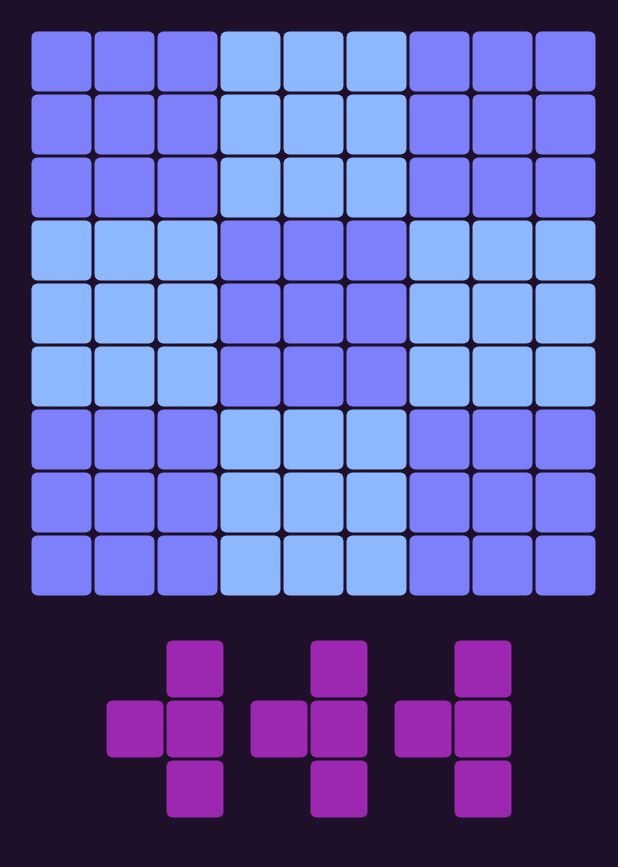
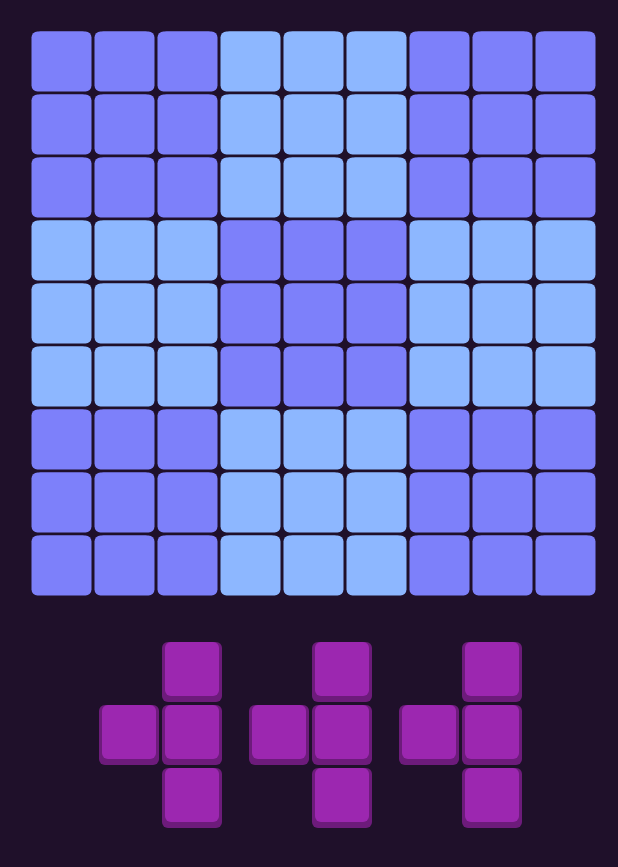
Before and after one commit to Toffuh/puzzlepause, a Flutter app: the Game screen opened by its route, on a phone screen of 412 x 824 dp. Shown: the top 867 px of the screen. Run offline on Flutter 3.47's test engine with Material 3 defaults, Android fonts, the phone set to English and light mode, and no system bars; our stand-ins replace firebase_auth, firebase_core, google_sign_in, sign_in_button; accounts and stored records are empty.

Commit message:
improve tile visuals

```diff
--- a/lib/components/game/pieceDisplay.dart
+++ b/lib/components/game/pieceDisplay.dart
@@ -1,4 +1,5 @@
 import 'package:flutter/cupertino.dart';
+import 'package:puzzelpause/components/game/tileDisplay.dart';
 import 'package:puzzelpause/game/piece.dart';
 
 import '../../game/tile.dart';
@@ -11,24 +12,17 @@ class PieceDisplay extends StatelessWidget {
   @override
   Widget build(BuildContext context) {
     return SizedBox(
-      width: (piece.width() * Tile.size).toDouble(),
-      height: (piece.height() * Tile.size).toDouble(),
+      width: (piece.width() * (Tile.size + 2)).toDouble(),
+      height: (piece.height() * (Tile.size + 2)).toDouble(),
       child: Stack(
         children: [
           for (var positions in piece.relativePositions)
             Positioned(
-                left: (Tile.size * (positions.x - piece.minX())).toDouble(),
-                top: (Tile.size * (positions.y - piece.minY())).toDouble(),
-                width: Tile.size.toDouble(),
-                height: Tile.size.toDouble(),
+                left: ((Tile.size + 2) * (positions.x - piece.minX())).toDouble(),
+                top: ((Tile.size + 2) * (positions.y - piece.minY())).toDouble(),
                 child: Padding(
                   padding: const EdgeInsets.all(1.0),
-                  child: Container(
-                    decoration: BoxDecoration(
-                        color: piece.color,
-                        borderRadius: const BorderRadius.all(
-                            Radius.circular(Tile.size * 0.1))),
-                  ),
+                  child: TileDisplay(piece.color, 0, 0),
                 )),
         ],
       ),
--- a/lib/components/game/tileDisplay.dart
+++ b/lib/components/game/tileDisplay.dart
@@ -17,16 +17,37 @@ class TileDisplay extends StatelessWidget {
       child: SizedBox(
           height: Tile.size.toDouble(),
           width: Tile.size.toDouble(),
-          child: Container(
-            decoration: BoxDecoration(
-                color: getColor(),
-                borderRadius:
-                    const BorderRadius.all(Radius.circular(Tile.size * 0.1))),
+          child: Stack(
+            children: [
+              Container(
+                decoration: BoxDecoration(
+                    color: getSecondaryColor(),
+                    borderRadius: const BorderRadius.all(
+                        Radius.circular(Tile.size * 0.1))),
+              ),
+              Positioned(
+                left: Tile.size.toDouble() * 0.05,
+                child: SizedBox(
+                  height: Tile.size.toDouble() * 0.9,
+                  width: Tile.size.toDouble() * 0.9,
+                  child: Container(
+                    decoration: BoxDecoration(
+                        color: getMainColor(),
+                        borderRadius: const BorderRadius.all(
+                            Radius.circular(Tile.size * 0.1))),
+                  ),
+                ),
+              )
+            ],
           )),
     );
   }
 
-  Color? getColor() {
+  Color? getMainColor() {
+    if (tileColor != null) {
+      return tileColor!;
+    }
+
     var colorA = const Color(0xff7d80fa);
     var colorB = const Color(0xff8db7ff);
 
@@ -38,6 +59,14 @@ class TileDisplay extends StatelessWidget {
       defaultColor = colorB;
     }
 
-    return tileColor ?? defaultColor;
+    return defaultColor;
+  }
+
+  Color? getSecondaryColor() {
+    if (tileColor != null) {
+      return Color.lerp(tileColor, Colors.black, 0.3);
+    }
+
+    return getMainColor();
   }
 }
```
